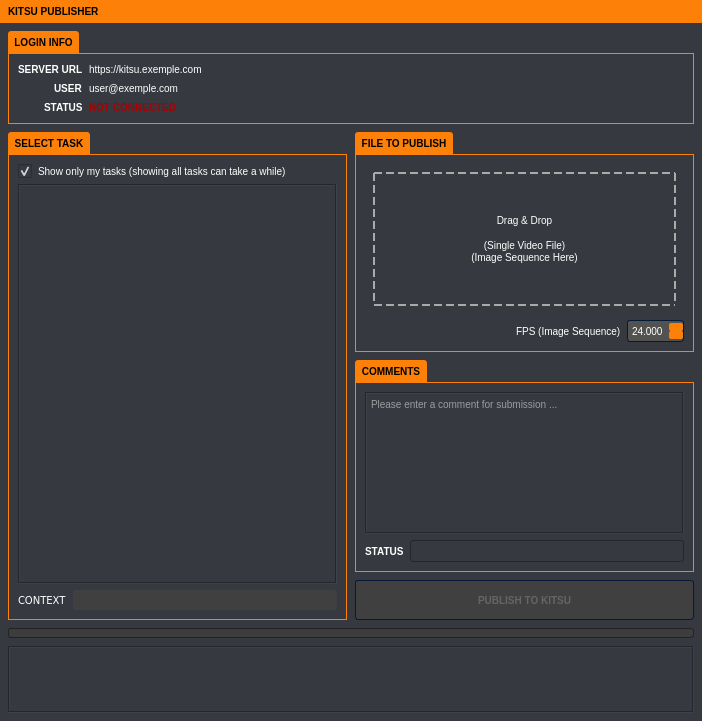
Old version of the form kitsu_publish_standalone/ui/kitsu_publisher_standalone.ui in the repository emilemassie/kitsu-publisher.
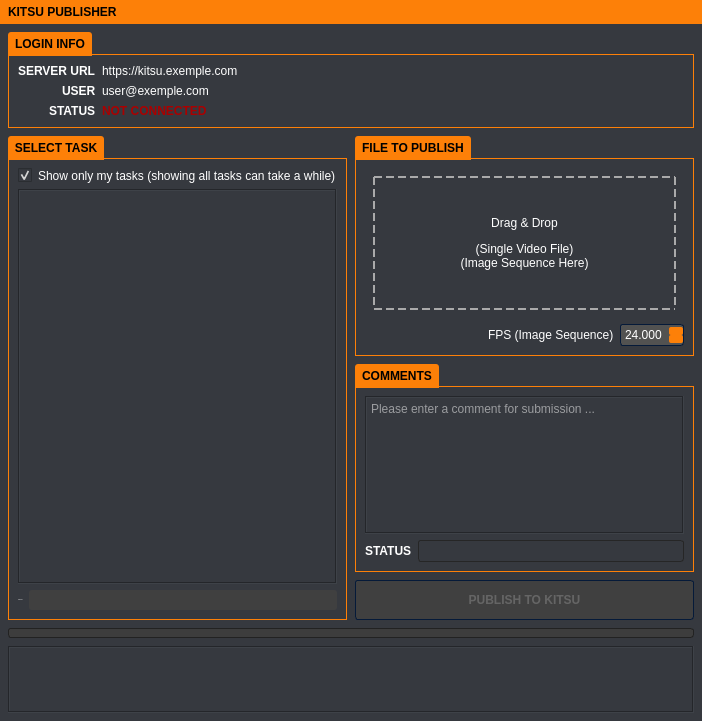
New version of the form. Icons and pictures are not drawn.

The edit to the form file:
```diff
--- a/kitsu_publish_standalone/ui/kitsu_publisher_standalone.ui
+++ b/kitsu_publish_standalone/ui/kitsu_publisher_standalone.ui
@@ -24,7 +24,7 @@
 	background-color: #36393f;
 	color: #ffffff;
 	border-color: #051a39;
-	font-size: 10px;
+	font: 10px &quot;Verdana&quot;;
 
 }
 
@@ -1479,6 +1479,7 @@
                    <font>
                     <family>Verdana</family>
                     <pointsize>-1</pointsize>
+                    <weight>50</weight>
                     <italic>false</italic>
                     <bold>false</bold>
                    </font>
@@ -1497,6 +1498,7 @@
                    <font>
                     <family>Verdana</family>
                     <pointsize>-1</pointsize>
+                    <weight>50</weight>
                     <italic>false</italic>
                     <bold>false</bold>
                    </font>
```
Left out of the diff: 11 changed lines with no effect on the pictures.
